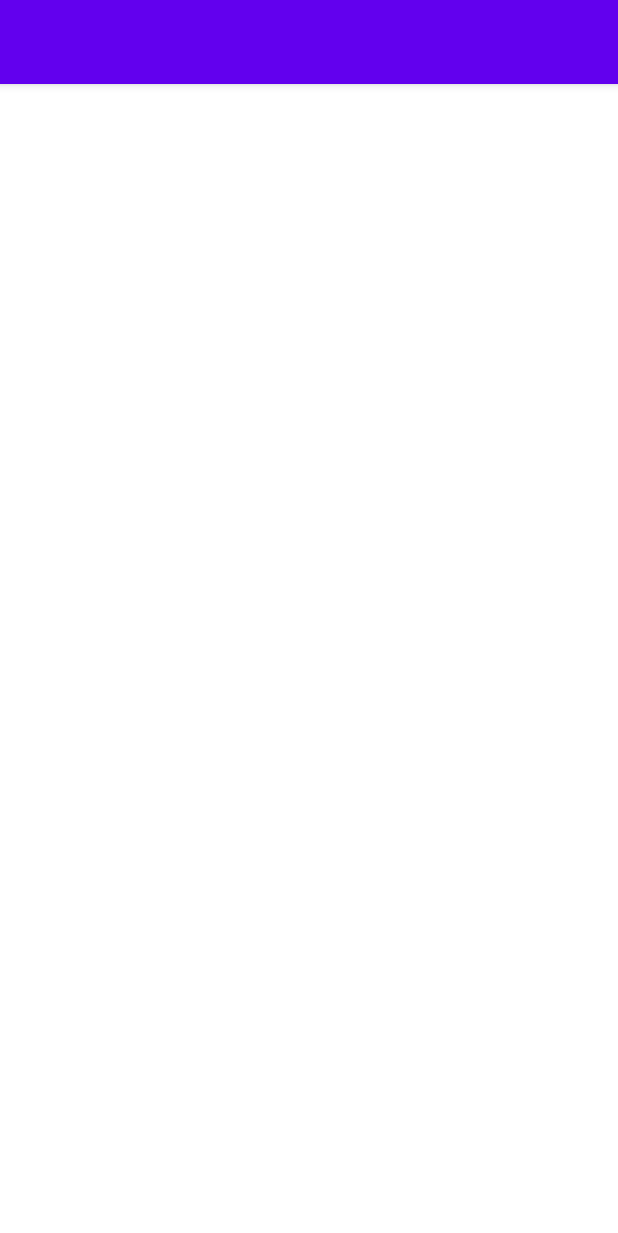
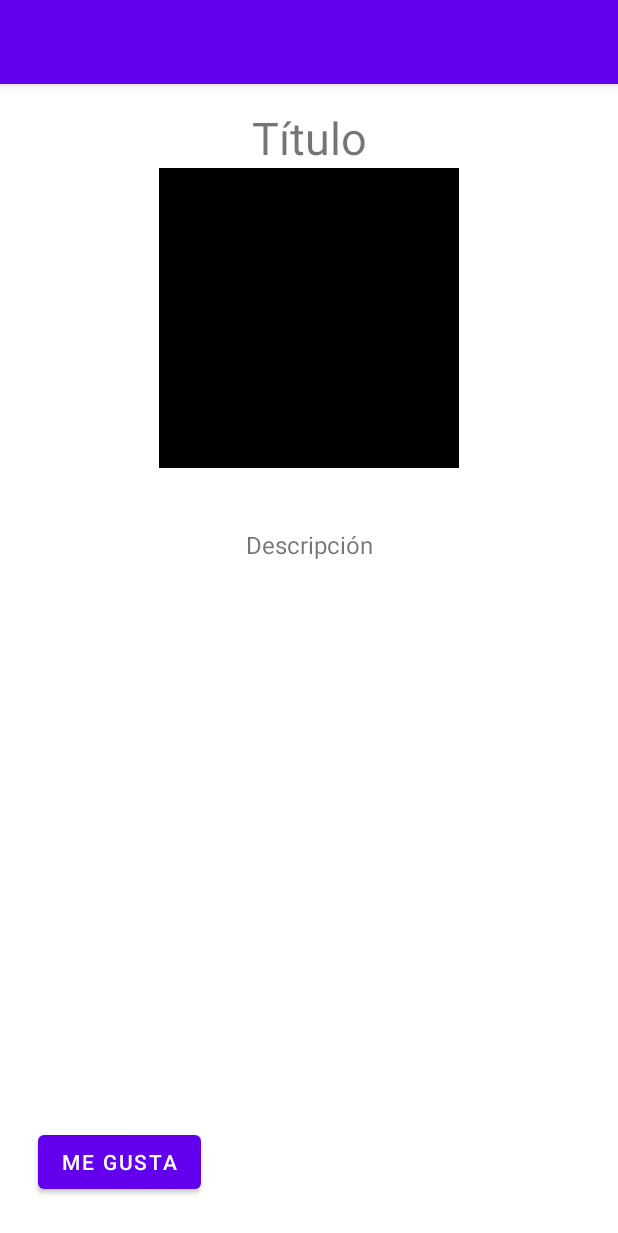
Before and after one commit to RaulBreaFernandez/DI, an Android app: the DetailActivity screen opened directly, with no data from a screen before it, on a phone screen of 412 x 824 dp. Shown: the top 1233 px of the screen. Run offline under Robolectric (Android 15) with nearby library versions, the phone set to English and light mode, and no system bars.

Commit message:
Tarea 3. Añadidos text views, image view y button

```diff
--- a/sprint3Android/MyCatalog/app/src/main/res/layout/activity_detail.xml
+++ b/sprint3Android/MyCatalog/app/src/main/res/layout/activity_detail.xml
@@ -6,4 +6,49 @@
     android:layout_height="match_parent"
     tools:context=".DetailActivity">
 
+    <TextView
+        android:id="@+id/titleTextViewDetailActivityTitle"
+        android:layout_width="wrap_content"
+        android:layout_height="wrap_content"
+        android:layout_marginTop="15dp"
+        android:text="Título"
+        android:textSize="30sp"
+        app:layout_constraintEnd_toEndOf="parent"
+        app:layout_constraintStart_toStartOf="parent"
+        app:layout_constraintTop_toTopOf="parent" />
+
+    <ImageView
+        android:id="@+id/imageViewDetailActivity"
+        android:layout_width="200dp"
+        android:layout_height="200dp"
+        android:scaleType="centerCrop"
+        android:src="@color/black"
+        app:layout_constraintStart_toStartOf="parent"
+        app:layout_constraintEnd_toEndOf="parent"
+        app:layout_constraintTop_toBottomOf="@id/titleTextViewDetailActivityTitle" />
+
+    <TextView
+        android:id="@+id/textViewDetailActivityDescription"
+        android:layout_width="0dp"
+        android:layout_height="wrap_content"
+        android:text="Descripción"
+        android:textSize="16dp"
+        android:layout_marginStart="10dp"
+        android:layout_marginEnd="10dp"
+        android:layout_marginTop="40dp"
+        android:textAlignment="center"
+        app:layout_constraintStart_toStartOf="parent"
+        app:layout_constraintEnd_toEndOf="parent"
+        app:layout_constraintTop_toBottomOf="@id/imageViewDetailActivity"/>
+
+    <Button
+        android:id="@+id/buttonDetailActivityLike"
+        android:layout_width="wrap_content"
+        android:layout_height="wrap_content"
+        android:layout_marginStart="25dp"
+        android:layout_marginBottom="25dp"
+        android:text="Me gusta"
+        app:layout_constraintBottom_toBottomOf="parent"
+        app:layout_constraintStart_toStartOf="parent" />
+
 </androidx.constraintlayout.widget.ConstraintLayout>
```
